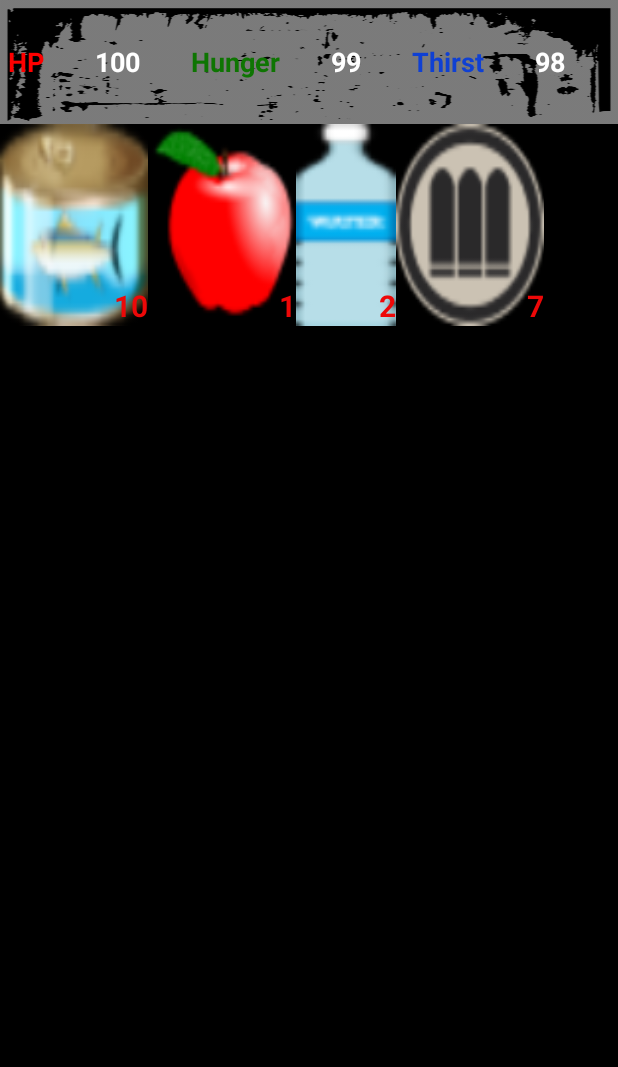
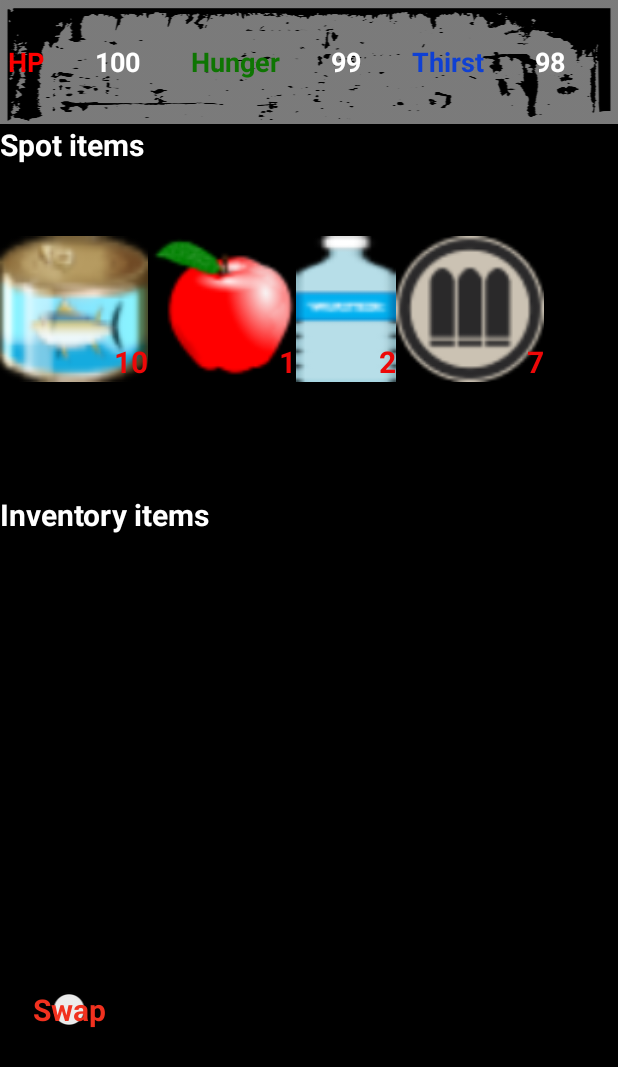
Before and after one commit to AhmedElqaffas/Buried_Town_Clone, an Android app: the GameActivity screen opened directly, with no data from a screen before it, after a tap on an icon or button, on a phone screen of 412 x 824 dp. Shown: the top 1067 px of the screen. Run offline under Robolectric (Android 15) with nearby library versions, the light colour scheme and no system bars; Roboto replaces fonts that are not available here.

Commit message:
Buildings and consumption
- Inventory and buildings fragments are now labeled by "spot items" and "inventory items" to separate them
- Entering a building now shows a switch at the bottom to choose whether to swap the item between the item containers or to consume them
- Items that can be consumed are food and drinks, consuming them affects hunger and thirst

```diff
--- a/app/src/main/java/com/example/buriedtownclone/Ammo.kt
+++ b/app/src/main/java/com/example/buriedtownclone/Ammo.kt
@@ -5,7 +5,7 @@ import java.io.Serializable
 abstract class Ammo: Item, Serializable {
     constructor(name: String, imageResource: Int): super(name,imageResource){}
 
-    override fun printTest(){
-        println("Ammo")
+    override fun isConsumable():Boolean {
+        return false
     }
 }
--- a/app/src/main/java/com/example/buriedtownclone/Apple.kt
+++ b/app/src/main/java/com/example/buriedtownclone/Apple.kt
@@ -1,5 +1,5 @@
 package com.example.buriedtownclone
 
 class Apple: Food {
-    constructor() : super("apple", 20, R.drawable.apple) {}
+    constructor() : super("apple", 20,-2, R.drawable.apple) {}
 }
--- a/app/src/main/java/com/example/buriedtownclone/Database.kt
+++ b/app/src/main/java/com/example/buriedtownclone/Database.kt
@@ -5,9 +5,7 @@ import android.database.Cursor
 import android.database.sqlite.SQLiteDatabase
 import com.google.gson.Gson
 import org.json.JSONArray
-import org.json.JSONException
 import org.json.JSONObject
-import java.lang.Exception
 
 
 class Database(){
@@ -152,7 +150,7 @@ class Database(){
     }
     private fun unserializeItemsMap(query: Cursor): LinkedHashMap<Item, String>{
         var itemsInsideHashMap = linkedMapOf<Item, String>()
-        var itemsInsideSpotText = query.getString(query.getColumnIndex("inner_items_map"))
+        var itemsInsideSpotText = getItemMapString(query)
         try {
             val json = JSONObject(itemsInsideSpotText)
             val names: JSONArray = json.names()
@@ -165,6 +163,18 @@ class Database(){
         }
 
         return itemsInsideHashMap
+
+    }
+    /* If this is a stats table query, it gets the 'quantity' field
+       If this is a spots table query, it gets the 'inner_items_map' field
+     */
+    private fun getItemMapString(query: Cursor): String{
+        return if(query.getColumnIndex("quantity") != -1){
+            query.getString(query.getColumnIndex("quantity"))
+        }else{
+            query.getString(query.getColumnIndex("inner_items_map"))
+        }
+
 
     }
 
@@ -214,9 +224,25 @@ class Database(){
     fun setHunger(value: Int){
         database.execSQL("UPDATE stats SET quantity = '$value' WHERE stat = 'hunger'")
     }
-    fun setInventory(inventory: Inventory){
-        var serializedInventory = serializeItemMap(inventory.itemsInside)
+    fun setInventory(itemsMap: LinkedHashMap<Item,String>){
+        var serializedInventory = serializeItemMap(itemsMap)
         database.execSQL("UPDATE stats SET quantity = '$serializedInventory' WHERE stat = 'inventory'")
+    }
+    fun getInventory(): LinkedHashMap<Item,String>{
+        var inventoryQuery: Cursor = database.rawQuery(getInventoryQuery(),null)
+        return extractInventory(inventoryQuery)
+    }
+    private fun getInventoryQuery(): String{
+        return "SELECT quantity FROM stats WHERE stat = 'inventory'"
+    }
+
+    private fun extractInventory(results: Cursor):  LinkedHashMap<Item,String>{
+        results.moveToFirst()
+        return unserializeItemsMap(results)
+    }
+    private fun unserializeInventory(itemMapText: String): LinkedHashMap<Item,String>{
+        var gson = Gson()
+        return gson.fromJson(itemMapText, LinkedHashMap<Item,String>().javaClass)
     }
 
     fun getCities(): MutableList<City>{
--- a/app/src/main/java/com/example/buriedtownclone/Food.kt
+++ b/app/src/main/java/com/example/buriedtownclone/Food.kt
@@ -4,13 +4,19 @@ import java.io.Serializable
 
 abstract class Food: Item, Serializable {
     var hungerBonus: Int = 0
+    var thirstBonus: Int = 0
 
-    constructor(name: String, hungerBonus: Int, imageResource: Int): super(name,imageResource){
+    constructor(name: String, hungerBonus: Int, thirstBonus: Int, imageResource: Int): super(name,imageResource){
         this.hungerBonus = hungerBonus
+        this.thirstBonus = thirstBonus
     }
 
-    override fun printTest(){
-        println("FOOD")
+    override fun activateItemEffect(player: Player) {
+        player.updateHunger(hungerBonus)
+        player.updateThirst(thirstBonus)
     }
 
+    override fun isConsumable():Boolean {
+        return true
+    }
 }
--- /dev/null
+++ b/app/src/main/java/com/example/buriedtownclone/InventoryHelper.kt
@@ -0,0 +1,36 @@
+package com.example.buriedtownclone
+
+import android.os.Bundle
+import androidx.fragment.app.Fragment
+import android.view.LayoutInflater
+import android.view.View
+import android.view.ViewGroup
+import kotlinx.android.synthetic.main.fragment_inventory_helper.*
+
+// TODO: Rename parameter arguments, choose names that match
+// the fragment initialization parameters, e.g. ARG_ITEM_NUMBER
+private const val ARG_PARAM1 = "param1"
+private const val ARG_PARAM2 = "param2"
+
+class InventoryHelper : Fragment() {
+    // TODO: Rename and change types of parameters
+    private var param1: String? = null
+    private var param2: String? = null
+
+    override fun onCreate(savedInstanceState: Bundle?) {
+        super.onCreate(savedInstanceState)
+        arguments?.let {
+            param1 = it.getString(ARG_PARAM1)
+            param2 = it.getString(ARG_PARAM2)
+        }
+    }
+
+    override fun onCreateView(inflater: LayoutInflater, container: ViewGroup?, savedInstanceState: Bundle?): View? {
+
+        return inflater.inflate(R.layout.fragment_inventory_helper, container, false)
+    }
+
+    fun isSwitchSetToConsume(): Boolean{
+       return swipeConsumeSwitch.isChecked
+    }
+}
--- a/app/src/main/java/com/example/buriedtownclone/Item.kt
+++ b/app/src/main/java/com/example/buriedtownclone/Item.kt
@@ -15,7 +15,6 @@ abstract class Item: Serializable {
         return Class.forName(this::class.qualifiedName!!).newInstance()
     }
 
-    open fun printTest(){
-        println("The Type is ....::")
-    }
+    open fun activateItemEffect(player: Player){}
+    abstract fun isConsumable(): Boolean
 }
--- a/app/src/main/java/com/example/buriedtownclone/ItemsFragment.kt
+++ b/app/src/main/java/com/example/buriedtownclone/ItemsFragment.kt
@@ -1,8 +1,10 @@
 package com.example.buriedtownclone
 
 import android.content.Context
+import android.graphics.Color
 import android.graphics.Typeface
 import android.os.Bundle
+import android.os.Handler
 import android.util.TypedValue
 import android.view.Gravity
 import android.view.LayoutInflater
@@ -10,10 +12,10 @@ import android.view.View
 import android.view.ViewGroup
 import android.widget.GridLayout
 import android.widget.TextView
+import androidx.core.os.postDelayed
 import androidx.core.view.children
 import androidx.fragment.app.Fragment
-import com.google.android.material.resources.TextAppearance
-import org.w3c.dom.Text
+import kotlinx.android.synthetic.main.fragment_items.*
 import java.lang.Integer.parseInt
 
 
@@ -25,8 +27,8 @@ class ItemsFragment(val itemContainerType: ItemsContainer) : Fragment() {
     private var param1: String? = null
     private var param2: String? = null
 
-    lateinit var parentActivityContext: Context
     lateinit var inflated: GridLayout
+    var itemActionDecider : ItemActionDecider? = null
 
     override fun onCreate(savedInstanceState: Bundle?) {
         super.onCreate(savedInstanceState)
@@ -36,9 +38,19 @@ class ItemsFragment(val itemContainerType: ItemsContainer) : Fragment() {
         }
     }
 
+    interface ItemActionDecider{
+        fun onItemClicked(item: Item, slotsFound: Int, itemsFragment: ItemsFragment){
+        }
+    }
+
     override fun onAttach(context: Context) {
         super.onAttach(context)
-        parentActivityContext = context
+        itemActionDecider = context as ItemActionDecider
+    }
+
+    override fun onDetach() {
+        super.onDetach()
+        itemActionDecider = null
     }
 
     override fun onCreateView(inflater: LayoutInflater, container: ViewGroup?,
@@ -52,10 +64,17 @@ class ItemsFragment(val itemContainerType: ItemsContainer) : Fragment() {
 
          inflated = inflater.inflate(R.layout.fragment_items, container, false)
                 as GridLayout
+
+        renameFragmentTitle()
         drawSlots()
         setupSlotViews()
 
         return inflated
+    }
+
+    private fun renameFragmentTitle(){
+        var titleTextView = inflated.findViewById<TextView>(R.id.fragmentTitle)
+        titleTextView.text = itemContainerType::class.simpleName +" items"
     }
 
     private fun drawSlots(){
@@ -95,10 +114,9 @@ class ItemsFragment(val itemContainerType: ItemsContainer) : Fragment() {
     }
 
     private fun setupSlotViews(){
-        println("SetupSlotView Called")
         var slotsFound = 0
         for(slot in inflated.children){
-            if(existsItemToPutInSlot(slotsFound) ){
+            if(existsItemToPutInSlot(slotsFound) && slot.id != R.id.fragmentTitle){
                 addListener(slot as TextView, slotsFound)
                 addItemImageAndQuantity(slot, slotsFound)
                 slotsFound++
@@ -110,16 +128,31 @@ class ItemsFragment(val itemContainerType: ItemsContainer) : Fragment() {
     }
 
     private fun addListener(slot: TextView, slotsFound: Int){
-            slot.setOnClickListener { slotClickListener(slot, slotsFound) }
+        slot.setOnClickListener { itemActionDecider!!.onItemClicked(getItem(slotsFound), slotsFound, this) }
     }
 
-    private fun slotClickListener(view: View, slotIndex: Int){
-        addItemToInventory(view, slotIndex)
+    fun consumeItem(item: Item, slotIndex: Int, player: Player){
+        if(item.isConsumable()){
+            reduceItemQuantity(slotIndex)
+            player.updateStatsFromDatabase()
+            item.activateItemEffect(player)
+        }
     }
-    private fun addItemToInventory(view: View, slotIndex: Int){
-        reduceItemQuantityInSpot(slotIndex)
+
+    fun addItem(item: Item): Boolean{
+        var itemAdded = itemContainerType.addItem(item)
+        if(itemAdded){
+            refreshLayout()
+            return true
+        }
+        return false
     }
-    private fun reduceItemQuantityInSpot(slotIndex: Int){
+
+    fun removeItem(slotIndex: Int){
+        reduceItemQuantity(slotIndex)
+    }
+
+    private fun reduceItemQuantity(slotIndex: Int){
         var newQuantity = getItemQuantity(slotIndex) - 1
         setItemQuantity(slotIndex,newQuantity)
         updateItemQuantityTextView(slotIndex, newQuantity)
@@ -129,9 +162,7 @@ class ItemsFragment(val itemContainerType: ItemsContainer) : Fragment() {
         itemContainerType.setItemQuantity(getItem(slotIndex), newQuantity)
     }
     private fun refreshLayoutIfItemIsFinished(newQuantity: Int){
-        println("$newQuantity in refreshLayoutIfItemFinished")
         if(newQuantity == 0){
-            println("refreshCalled")
             refreshLayout()
         }
     }
@@ -141,10 +172,11 @@ class ItemsFragment(val itemContainerType: ItemsContainer) : Fragment() {
     }
     private fun resetSlots(){
         for(slot in inflated.children){
-            (slot as TextView).text = ""
-            slot.setBackgroundResource(0)
-            slot.setOnClickListener{}
-            slot.removeCallbacks {  }
+            if(slot.id != R.id.fragmentTitle){
+                (slot as TextView).text = ""
+                slot.setBackgroundResource(0)
+                slot.setOnClickListener{}
+            }
         }
     }
 
@@ -171,7 +203,11 @@ class ItemsFragment(val itemContainerType: ItemsContainer) : Fragment() {
     }
 
     private fun updateItemQuantityTextView(slotIndex: Int, quantity: Int){
-        var slotView = inflated.getChildAt(slotIndex) as TextView
+        var slotView = inflated.getChildAt(slotIndex + 1) as TextView
         slotView.text = quantity.toString()
     }
+
+    fun getItemsMap(): LinkedHashMap<Item,String>{
+        return itemContainerType.itemsInside
+    }
 }
--- a/app/src/main/java/com/example/buriedtownclone/Player.kt
+++ b/app/src/main/java/com/example/buriedtownclone/Player.kt
@@ -14,17 +14,17 @@ class Player(val context: Context) {
 
     var gameHandler = GameHandler()
 
-    fun getPlayerStats(): Array<Int>{
-        return arrayOf(hp,hunger,thirst)
+    fun updateStatsFromDatabase(){
+        this.setHealthPoints(database.getHealthPoints()!!)
+        this.hunger = database.getHunger()
+        this.thirst = database.getThirst()
+        this.inventory.itemsInside = database.getInventory()
+        var location = database.getPlayerLocation()
+        this.locationX = location[0]
+        this.locationY = location[1]
     }
 
-    fun updateStatsFromDatabase(){
-        this.setHealthPoints(database.getHealthPoints()!!)
-        this.setHunger(database.getHunger())
-        this.setThirst(database.getThirst())
-    }
-
-    fun setHunger(value: Int){
+   /* fun setHunger(value: Int){
         if(value == 0) {
             gameHandler.endGame()
         }
@@ -39,7 +39,7 @@ class Player(val context: Context) {
         else{
             thirst = value
         }
-    }
+    }*/
     fun setHealthPoints(value: Int){
         if(value == 0) {
             gameHandler.endGame()
@@ -75,5 +75,23 @@ class Player(val context: Context) {
     fun getInventory(): Inventory{
         return inventory
     }
+    fun updateHunger(hungerBonus: Int){
+        hunger += hungerBonus
+        if(hunger > 100)
+            hunger = 100
+        if(hunger == 0) {
+            gameHandler.endGame()
+        }
+        database.setHunger(hunger)
+    }
+    fun updateThirst(thirstBonus: Int){
+        thirst += thirstBonus
+        if(thirst > 100)
+            thirst = 100
+        if(thirst == 0) {
+            gameHandler.endGame()
+        }
+        database.setThirst(thirst)
+    }
 
 }
--- a/app/src/main/java/com/example/buriedtownclone/SpotActivity.kt
+++ b/app/src/main/java/com/example/buriedtownclone/SpotActivity.kt
@@ -1,14 +1,19 @@
 package com.example.buriedtownclone
 
-import android.app.Activity
 import android.os.Bundle
+import android.os.Handler
+import android.widget.TextView
 import androidx.appcompat.app.AppCompatActivity
 
 
-class SpotActivity : AppCompatActivity() {
+class SpotActivity : AppCompatActivity(), ItemsFragment.ItemActionDecider {
 
+    private var database = Database(this)
     lateinit var player: Player
-    var visualsUpdater = VisualsUpdater(this)
+    var visualsUpdater =  VisualsUpdater(this)
+    lateinit var spotItemsFragment: ItemsFragment
+    lateinit var inventoryItemsFragment: ItemsFragment
+    lateinit var inventoryHelperFragment: InventoryHelper
 
     override fun onCreate(savedInstanceState: Bundle?) {
 
@@ -16,15 +21,19 @@ class SpotActivity : AppCompatActivity() {
         setContentView(R.layout.activity_spot)
 
         createUpdatedPlayerObject()
+        showStatsBarFragment()
+        manageSpot()
+        showInventoryHelperFragment()
 
-        manageSpot()
+        var handler = Handler()
+        handler.postDelayed({
+            setupCommunicationBetweenActivityAndFragments()
+        }, 10)
 
-        showStatsBarFragment()
     }
 
     override fun onBackPressed() {
         intent.putExtra("spot", getClickedSpotObject())
-        intent.putExtra("inventory", player.getInventory())
         setResult(RESULT_OK, intent)
         finish()
     }
@@ -32,6 +41,11 @@ class SpotActivity : AppCompatActivity() {
     private fun createUpdatedPlayerObject(){
         player = Player(this)
         player.updateStatsFromDatabase()
+    }
+
+    private fun showStatsBarFragment(){
+        supportFragmentManager.beginTransaction().replace(R.id.statsBarContainer, StatsBarFragment(player),"stats bar")
+            .commit()
     }
 
     private fun manageSpot(){
@@ -48,12 +62,12 @@ class SpotActivity : AppCompatActivity() {
 
     private fun showSpotItemsFragment(container: ItemsContainer){
         supportFragmentManager.beginTransaction().replace(R.id.spotItemsContainer,
-            ItemsFragment(container), container::class.java.simpleName.toLowerCase())
+            ItemsFragment(container), "spot")
             .commit()
     }
     private fun showInventoryFragment(container: ItemsContainer){
         supportFragmentManager.beginTransaction().replace(R.id.inventoryContainer,
-            ItemsFragment(container), container::class.java.simpleName.toLowerCase())
+            ItemsFragment(container), "inventory")
             .commit()
     }
 
@@ -61,8 +75,56 @@ class SpotActivity : AppCompatActivity() {
         spot.visited()
     }
 
-    private fun showStatsBarFragment(){
-        supportFragmentManager.beginTransaction().replace(R.id.statsBarContainer, StatsBarFragment(player),"stats bar")
-            .commit()
+    private fun showInventoryHelperFragment(){
+        supportFragmentManager.beginTransaction().replace(R.id.inventoryHelperContainer,
+            InventoryHelper(), "inventory helper").commit()
+    }
+
+    private fun setupCommunicationBetweenActivityAndFragments(){
+        initializeFragments()
+    }
+
+    private fun initializeFragments(){
+        spotItemsFragment = supportFragmentManager.findFragmentByTag("spot")!! as ItemsFragment
+        inventoryItemsFragment = supportFragmentManager.findFragmentByTag("inventory")!! as ItemsFragment
+        inventoryHelperFragment = supportFragmentManager.findFragmentByTag("inventory helper")!! as InventoryHelper
+
+    }
+
+    override fun onItemClicked(item: Item, slotsFound: Int, itemsFragment: ItemsFragment) {
+        if(shouldConsumeItem()){
+            if(itemsFragment.tag == "spot"){
+                spotItemsFragment.consumeItem(item,slotsFound,player)
+            }
+            else{
+                inventoryItemsFragment.consumeItem(item,slotsFound,player)
+                commitInventoryChangesToDatabase()
+            }
+            visualsUpdater.showStatsInStatsBar(player)
+        }
+        else{ // should swap item from spot to inventory and vice versa
+            if(itemsFragment.tag == "spot" && existsSlotForThisItem(inventoryItemsFragment ,item)){
+                spotItemsFragment.removeItem(slotsFound)
+                commitInventoryChangesToDatabase()
+            }
+            else{
+                if(existsSlotForThisItem(spotItemsFragment, item)){
+                    inventoryItemsFragment.removeItem(slotsFound)
+                    commitInventoryChangesToDatabase()
+                }
+            }
+        }
+    }
+
+    private fun shouldConsumeItem(): Boolean {
+        return inventoryHelperFragment.isSwitchSetToConsume()
+    }
+
+    private fun existsSlotForThisItem(container: ItemsFragment, item: Item): Boolean{
+        return container.addItem(item)
+    }
+
+    private fun commitInventoryChangesToDatabase(){
+        database.setInventory(inventoryItemsFragment.getItemsMap())
     }
 }
--- a/app/src/main/java/com/example/buriedtownclone/TimeHandler.kt
+++ b/app/src/main/java/com/example/buriedtownclone/TimeHandler.kt
@@ -33,9 +33,8 @@ class TimeHandler()  {
         handler.postDelayed(thirstDecrease,GameSettings.rateOfThirst)
     }
     private fun decreaseThirst(){
-        var playerThirst = (player.getThirst()) - 1
-        player.setThirst(playerThirst)
-        database.setThirst(playerThirst)
+        player.updateStatsFromDatabase()
+        player.updateThirst(-1)
         visualUpdater.showStatsInStatsBar(player)
     }
 
@@ -47,9 +46,8 @@ class TimeHandler()  {
         handler.postDelayed(hungerDecrease,GameSettings.rateOfHunger)
     }
     private fun decreaseHunger(){
-        var playerHunger = (player.getHunger()) - 1
-        player.setHunger(playerHunger)
-        database.setHunger(playerHunger)
+        player.updateStatsFromDatabase()
+        player.updateHunger(-1)
         visualUpdater.showStatsInStatsBar(player)
     }
 
--- a/app/src/main/java/com/example/buriedtownclone/Tuna.kt
+++ b/app/src/main/java/com/example/buriedtownclone/Tuna.kt
@@ -1,5 +1,5 @@
 package com.example.buriedtownclone
 
 class Tuna: Food {
-    constructor() : super("tuna", 25, R.drawable.tuna) {}
+    constructor() : super("tuna", 25, -5 ,R.drawable.tuna) {}
 }
--- a/app/src/main/res/layout/activity_spot.xml
+++ b/app/src/main/res/layout/activity_spot.xml
@@ -46,4 +46,11 @@
         android:orientation="horizontal"
         app:layout_constraintGuide_percent="0.8" />
 
+    <FrameLayout
+        android:id="@+id/inventoryHelperContainer"
+        android:layout_width="match_parent"
+        android:layout_height="0dp"
+        app:layout_constraintTop_toTopOf="@id/horizontalGuideline_endInventory"
+        app:layout_constraintBottom_toBottomOf="parent"/>
+
 </androidx.constraintlayout.widget.ConstraintLayout>
--- /dev/null
+++ b/app/src/main/res/layout/fragment_inventory_helper.xml
@@ -0,0 +1,22 @@
+<?xml version="1.0" encoding="utf-8"?>
+<LinearLayout xmlns:android="http://schemas.android.com/apk/res/android"
+    xmlns:tools="http://schemas.android.com/tools"
+    android:layout_width="match_parent"
+    android:layout_height="match_parent"
+    tools:context=".InventoryHelper"
+    android:orientation="horizontal"
+    android:background="@color/gameTheme">
+
+
+    <Switch
+        android:id="@+id/swipeConsumeSwitch"
+        android:layout_width="wrap_content"
+        android:layout_height="wrap_content"
+        android:checked="false"
+        android:showText="true"
+        android:switchTextAppearance="@style/SwitchTextAppearance"
+        android:textAlignment="center"
+        android:textOff="Swap"
+        android:textOn="Consume"
+        android:textStyle="bold" />
+</LinearLayout>
--- a/app/src/main/res/layout/fragment_items.xml
+++ b/app/src/main/res/layout/fragment_items.xml
@@ -7,6 +7,15 @@
     android:background="@color/gameTheme"
     android:columnCount = "5">
 
-
-
+<TextView
+    android:id="@+id/fragmentTitle"
+    android:layout_columnWeight="5"
+    android:layout_columnSpan="5"
+    android:layout_rowWeight="1"
+    android:layout_rowSpan="1"
+    android:textColor="#FFFFFF"
+    android:textStyle="bold"
+    android:textSize="20sp"
+    android:text="title"
+    />
 </GridLayout>
--- a/app/src/main/res/values/styles.xml
+++ b/app/src/main/res/values/styles.xml
@@ -9,4 +9,10 @@
         <item name="android:windowNoTitle">true</item>
     </style>
 
+    <style name="SwitchTextAppearance" parent="@android:style/TextAppearance.Holo.Small">
+        <item name="android:textColor">#F1311F</item>
+        <item name="android:textStyle">bold</item>
+        <item name="android:textSize">20sp</item>
+    </style>
+
 </resources>
```
Also changed, not shown: app/src/main/java/com/example/buriedtownclone/CityFragment.kt (+0 -12 lines), app/src/main/java/com/example/buriedtownclone/Drink.kt (+7 -2 lines), app/src/main/java/com/example/buriedtownclone/GameActivity.kt (+1 -8 lines), app/src/main/java/com/example/buriedtownclone/ItemsContainer.kt (+34 -0 lines).
